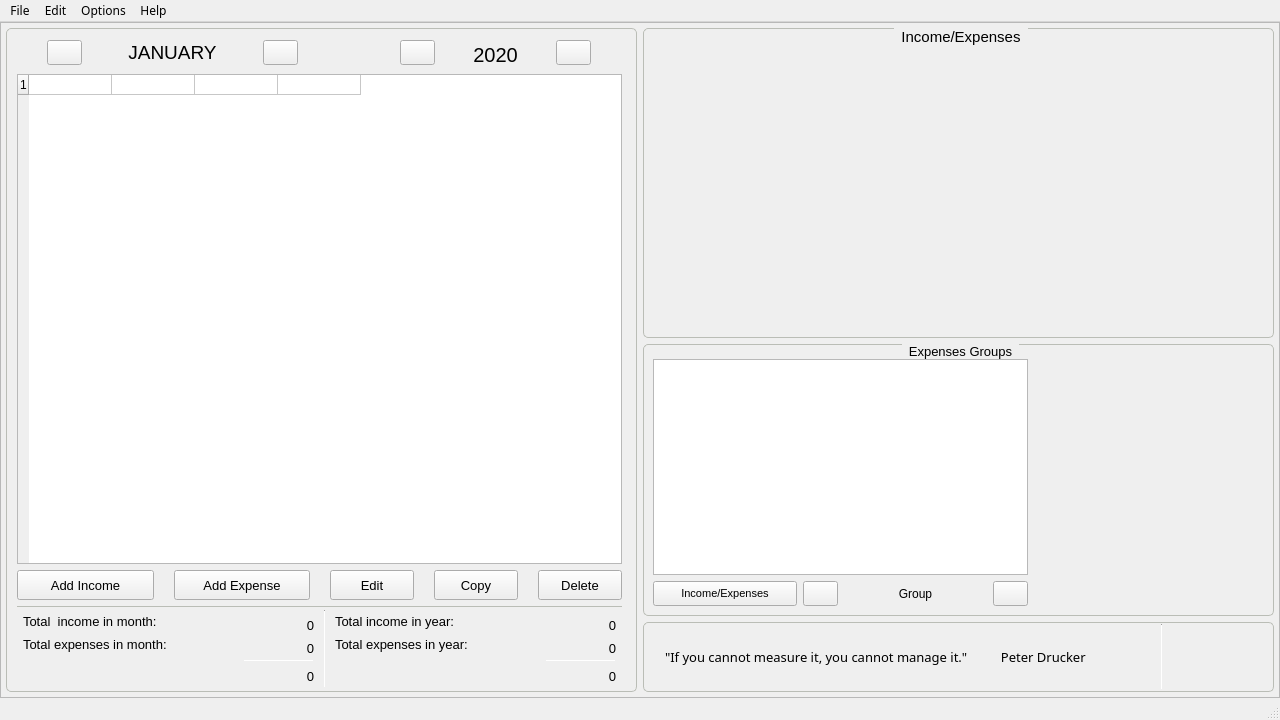
Old version of the form keibomoneytracker/gui_keibomoneytracker.ui in the repository Carlos-CDM/Keibo-MoneyTracker.
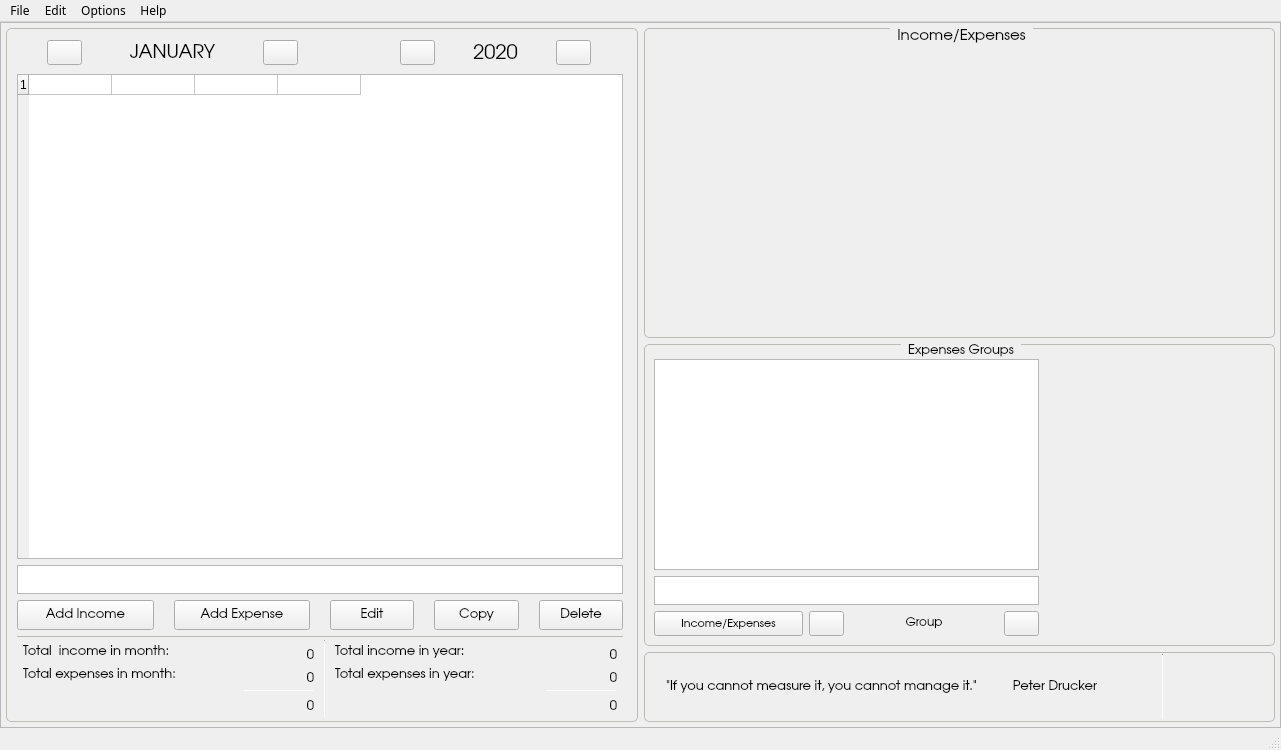
New version of the form. Custom widgets are drawn as their Qt base class.

```diff
--- a/keibomoneytracker/gui_keibomoneytracker.ui
+++ b/keibomoneytracker/gui_keibomoneytracker.ui
@@ -9,8 +9,8 @@
    <rect>
     <x>0</x>
     <y>0</y>
-    <width>1280</width>
-    <height>720</height>
+    <width>1281</width>
+    <height>750</height>
    </rect>
   </property>
   <property name="font">
@@ -57,8 +57,8 @@
         <rect>
          <x>0</x>
          <y>0</y>
-         <width>1278</width>
-         <height>672</height>
+         <width>1279</width>
+         <height>703</height>
         </rect>
        </property>
        <layout class="QGridLayout" name="gridLayout_3">
@@ -154,7 +154,7 @@
                </property>
                <property name="font">
                 <font>
-                 <family>Malgun Gothic</family>
+                 <family>URW Gothic L</family>
                  <pointsize>10</pointsize>
                  <italic>false</italic>
                 </font>
@@ -267,9 +267,8 @@
           </property>
           <property name="font">
            <font>
-            <family>MS Shell Dlg 2</family>
+            <family>URW Gothic L</family>
             <pointsize>10</pointsize>
-            <weight>50</weight>
             <bold>false</bold>
            </font>
           </property>
@@ -306,13 +305,13 @@
                </property>
                <property name="minimumSize">
                 <size>
-                 <width>375</width>
-                 <height>160</height>
+                 <width>385</width>
+                 <height>140</height>
                 </size>
                </property>
                <property name="maximumSize">
                 <size>
-                 <width>600</width>
+                 <width>750</width>
                  <height>16777215</height>
                 </size>
                </property>
@@ -345,6 +344,22 @@
                </attribute>
               </widget>
              </item>
+             <item>
+              <widget class="QTableWidget" name="tableWidgetSumGroup">
+               <property name="minimumSize">
+                <size>
+                 <width>0</width>
+                 <height>29</height>
+                </size>
+               </property>
+               <property name="maximumSize">
+                <size>
+                 <width>750</width>
+                 <height>29</height>
+                </size>
+               </property>
+              </widget>
+             </item>
              <item>
               <layout class="QHBoxLayout" name="horizontalLayout_2">
                <property name="sizeConstraint">
@@ -372,7 +387,7 @@
                  </property>
                  <property name="font">
                   <font>
-                   <family>MS Shell Dlg 2</family>
+                   <family>URW Gothic L</family>
                    <pointsize>8</pointsize>
                    <kerning>true</kerning>
                   </font>
@@ -416,7 +431,7 @@
                  </property>
                  <property name="font">
                   <font>
-                   <family>MS Shell Dlg 2</family>
+                   <family>URW Gothic L</family>
                   </font>
                  </property>
                  <property name="text">
@@ -471,8 +486,8 @@
              </property>
              <property name="maximumSize">
               <size>
-               <width>220</width>
-               <height>210</height>
+               <width>253</width>
+               <height>241</height>
               </size>
              </property>
             </widget>
@@ -612,9 +627,8 @@
                  </property>
                  <property name="font">
                   <font>
-                   <family>MS Shell Dlg 2</family>
+                   <family>URW Gothic L</family>
                    <pointsize>14</pointsize>
-                   <weight>50</weight>
                    <bold>false</bold>
                   </font>
                  </property>
@@ -724,7 +738,7 @@
                  </property>
                  <property name="font">
                   <font>
-                   <family>MS Shell Dlg 2</family>
+                   <family>URW Gothic L</family>
                    <pointsize>15</pointsize>
                   </font>
                  </property>
@@ -880,6 +894,22 @@
                </column>
               </widget>
              </item>
+             <item>
+              <widget class="QTableWidget" name="tableWidgetSum">
+               <property name="minimumSize">
+                <size>
+                 <width>400</width>
+                 <height>29</height>
+                </size>
+               </property>
+               <property name="maximumSize">
+                <size>
+                 <width>16777215</width>
+                 <height>29</height>
+                </size>
+               </property>
+              </widget>
+             </item>
              <item>
               <layout class="QHBoxLayout" name="horizontalLayout">
                <property name="spacing">
@@ -897,9 +927,8 @@
                    </property>
                    <property name="font">
                     <font>
-                     <family>MS Shell Dlg 2</family>
+                     <family>URW Gothic L</family>
                      <pointsize>10</pointsize>
-                     <weight>50</weight>
                      <bold>false</bold>
                     </font>
                    </property>
@@ -918,9 +947,8 @@
                    </property>
                    <property name="font">
                     <font>
-                     <family>MS Shell Dlg 2</family>
+                     <family>URW Gothic L</family>
                      <pointsize>10</pointsize>
-                     <weight>50</weight>
                      <bold>false</bold>
                     </font>
                    </property>
@@ -943,9 +971,8 @@
                    </property>
                    <property name="font">
                     <font>
-                     <family>MS Shell Dlg 2</family>
+                     <family>URW Gothic L</family>
                      <pointsize>10</pointsize>
-                     <weight>50</weight>
                      <bold>false</bold>
                     </font>
                    </property>
@@ -964,9 +991,8 @@
                    </property>
                    <property name="font">
                     <font>
-                     <family>MS Shell Dlg 2</family>
+                     <family>URW Gothic L</family>
                      <pointsize>10</pointsize>
-                     <weight>50</weight>
                      <bold>false</bold>
                     </font>
                    </property>
@@ -985,9 +1011,8 @@
                    </property>
                    <property name="font">
                     <font>
-                     <family>MS Shell Dlg 2</family>
+                     <family>URW Gothic L</family>
                      <pointsize>10</pointsize>
-                     <weight>50</weight>
                      <bold>false</bold>
                     </font>
                    </property>
@@ -1132,7 +1157,7 @@
                   </property>
                   <property name="font">
                    <font>
-                    <family>MS Shell Dlg 2</family>
+                    <family>URW Gothic L</family>
                     <pointsize>10</pointsize>
                    </font>
                   </property>
@@ -1154,7 +1179,7 @@
                   </property>
                   <property name="font">
                    <font>
-                    <family>MS Shell Dlg 2</family>
+                    <family>URW Gothic L</family>
                     <pointsize>10</pointsize>
                    </font>
                   </property>
@@ -1218,7 +1243,7 @@
                   </property>
                   <property name="font">
                    <font>
-                    <family>MS Shell Dlg 2</family>
+                    <family>URW Gothic L</family>
                     <pointsize>10</pointsize>
                    </font>
                   </property>
@@ -1246,7 +1271,7 @@
                   </property>
                   <property name="font">
                    <font>
-                    <family>MS Shell Dlg 2</family>
+                    <family>URW Gothic L</family>
                     <pointsize>10</pointsize>
                    </font>
                   </property>
@@ -1321,7 +1346,7 @@
                   </property>
                   <property name="font">
                    <font>
-                    <family>MS Shell Dlg 2</family>
+                    <family>URW Gothic L</family>
                     <pointsize>10</pointsize>
                    </font>
                   </property>
@@ -1401,9 +1426,8 @@
                   </property>
                   <property name="font">
                    <font>
-                    <family>MS Shell Dlg 2</family>
+                    <family>URW Gothic L</family>
                     <pointsize>10</pointsize>
-                    <weight>50</weight>
                     <bold>false</bold>
                    </font>
                   </property>
@@ -1422,7 +1446,7 @@
                   </property>
                   <property name="font">
                    <font>
-                    <family>MS Shell Dlg 2</family>
+                    <family>URW Gothic L</family>
                     <pointsize>10</pointsize>
                    </font>
                   </property>
@@ -1486,7 +1510,7 @@
                   </property>
                   <property name="font">
                    <font>
-                    <family>MS Shell Dlg 2</family>
+                    <family>URW Gothic L</family>
                     <pointsize>10</pointsize>
                    </font>
                   </property>
@@ -1514,7 +1538,7 @@
                   </property>
                   <property name="font">
                    <font>
-                    <family>MS Shell Dlg 2</family>
+                    <family>URW Gothic L</family>
                     <pointsize>10</pointsize>
                    </font>
                   </property>
@@ -1577,7 +1601,7 @@
                   </property>
                   <property name="font">
                    <font>
-                    <family>MS Shell Dlg 2</family>
+                    <family>URW Gothic L</family>
                     <pointsize>10</pointsize>
                    </font>
                   </property>
@@ -1633,9 +1657,8 @@
           </property>
           <property name="font">
            <font>
-            <family>MS Shell Dlg 2</family>
+            <family>URW Gothic L</family>
             <pointsize>11</pointsize>
-            <weight>50</weight>
             <bold>false</bold>
            </font>
           </property>
@@ -1715,8 +1738,8 @@
     <rect>
      <x>0</x>
      <y>0</y>
-     <width>1280</width>
-     <height>23</height>
+     <width>1281</width>
+     <height>22</height>
     </rect>
    </property>
    <property name="font">
@@ -1729,6 +1752,7 @@
     <property name="font">
      <font>
       <family>Malgun Gothic</family>
+      <pointsize>9</pointsize>
      </font>
     </property>
     <property name="title">
```
Left out of the diff: 18 changed lines with no effect on the pictures.
